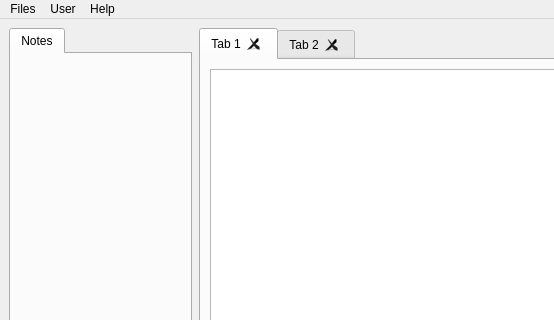
2042Third/pdmQt, file mainwindow.ui: the form before one commit; both pictures show x 0 to 554 and y 0 to 320 of the 1056 by 700 pixel window.
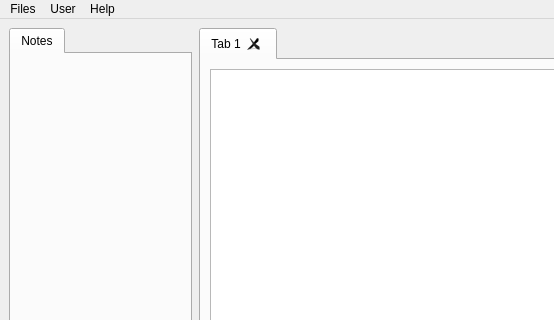
The form after the commit. Icons and pictures are not drawn.

Commit message: Main Page no default empty editor

Diff of the .ui file:
```diff
--- a/mainwindow.ui
+++ b/mainwindow.ui
@@ -65,11 +65,6 @@
          </item>
         </layout>
        </widget>
-       <widget class="QWidget" name="tab_2">
-        <attribute name="title">
-         <string>Tab 2</string>
-        </attribute>
-       </widget>
       </widget>
      </widget>
     </item>
```
Left out of the diff: 5 changed lines with no effect on the pictures.
